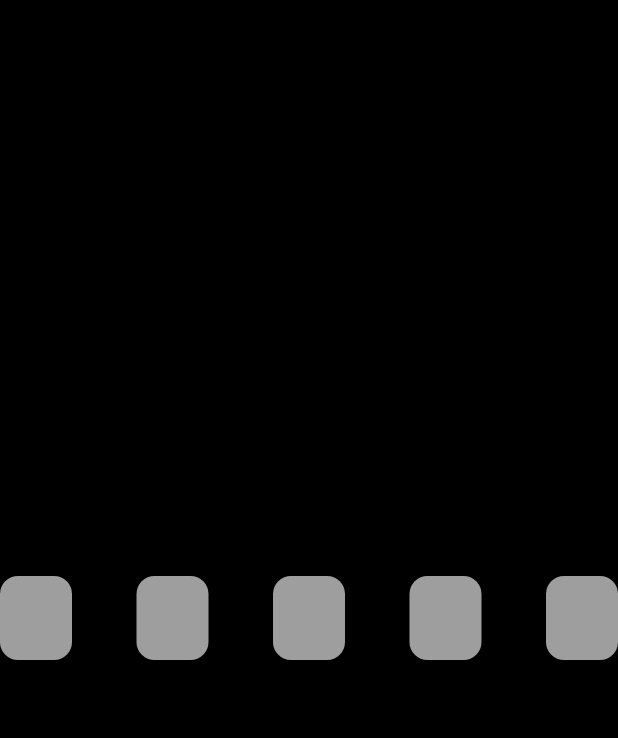
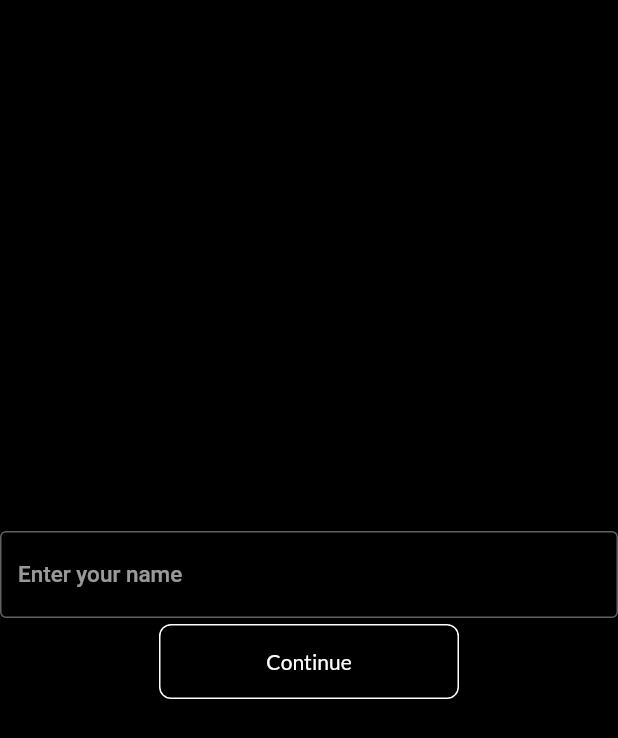
Before and after one commit to Kal-Elx/marenero, a Flutter app: the JoinPartyScreen screen opened by its route, on a phone screen of 412 x 824 dp. Shown: the top 738 px of the screen. Run offline on Flutter 3.47's test engine with Material 2 defaults, Android fonts, the phone set to English and light mode, and no system bars; our stand-ins replace auto_size_text, cloud_firestore, firebase_core, flutter_dotenv, google_fonts, pinput; missing offline and left inert: spotify_sdk, tap_debouncer; accounts and stored records are empty.

Commit message:
feat: enter display name

```diff
--- a/marenero/lib/screens/join_party_screen.dart
+++ b/marenero/lib/screens/join_party_screen.dart
@@ -1,5 +1,3 @@
-import 'dart:math';
-
 import 'package:flutter/material.dart';
 import 'package:cloud_firestore/cloud_firestore.dart';
 import 'package:marenero/models/participant.dart';
@@ -17,7 +15,8 @@ class JoinPartyScreen extends StatefulWidget {
 
 class _JoinPartyScreenState extends State<JoinPartyScreen> {
   final _firestore = FirebaseFirestore.instance;
-  final _username = 'guest-${Random().nextInt(100)}';
+  String _username = '';
+  bool _usernameSubmitted = false;
 
   Future<void> _findParty({
     required String code,
@@ -51,7 +50,34 @@ class _JoinPartyScreenState extends State<JoinPartyScreen> {
       body: Container(
         width: screenSize.width,
         child: Center(
-          child: CodeInput(
+          child: AnimatedContainer(
+            duration: const Duration(milliseconds: 1000),
+            child: !_usernameSubmitted
+                ? Column(
+                    mainAxisAlignment: MainAxisAlignment.center,
+                    children: <Widget>[
+                        TextField(
+                          decoration: InputDecoration(
+                              border: OutlineInputBorder(),
+                              hintText: 'Enter your name'),
+                          style: Theme.of(context).textTheme.bodyText1,
+                          onChanged: (text) {
+                            _username = text;
+                          },
+                        ),
+                        Padding(
+                          padding: const EdgeInsets.symmetric(vertical: 4.0),
+                          child: OutlinedButton(
+                            onPressed: () {
+                              setState(() {
+                                _usernameSubmitted = true;
+                              });
+                            },
+                            child: Text('Continue'),
+                          ),
+                        ),
+                      ])
+                : CodeInput(
                     onComplete: (code) => _findParty(
                       code: code,
                       onFoundParty: (partyId, userId) {
@@ -68,6 +94,7 @@ class _JoinPartyScreenState extends State<JoinPartyScreen> {
                   ),
           ),
         ),
+      ),
     );
   }
 }
```
Lines whose indentation alone changed are shown as unchanged.
